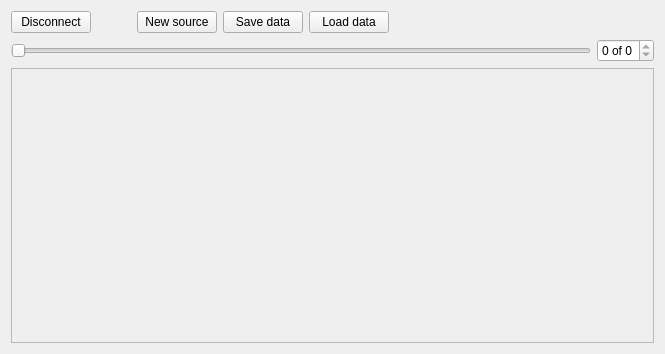
This is src/LorrisAnalyzer/lorrisanalyzer.ui in Tasssadar/Lorris as Qt 5 draws it before an edit. The edited form follows.
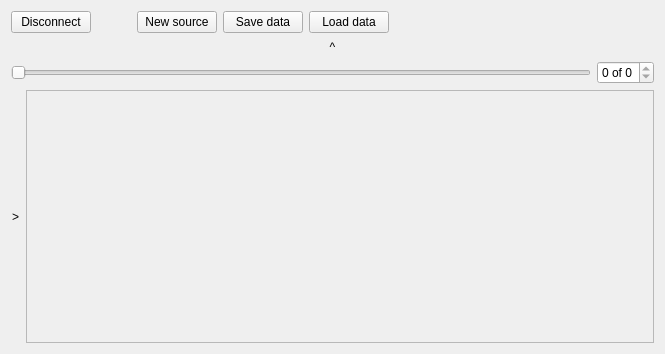
This is the edited form.

Commit message: [69] Add collapse option to LorrisAnalyzer, use ui-> instead of findChild where posible

```diff
--- a/src/LorrisAnalyzer/lorrisanalyzer.ui
+++ b/src/LorrisAnalyzer/lorrisanalyzer.ui
@@ -19,7 +19,7 @@
   <property name="windowTitle">
    <string>Form</string>
   </property>
-  <layout class="QVBoxLayout" name="leftVLayout" stretch="0,0,1">
+  <layout class="QVBoxLayout" name="leftVLayout" stretch="0,0,0,4">
    <item>
     <layout class="QHBoxLayout" name="horizontalLayout">
      <item>
@@ -81,6 +81,25 @@
      </item>
     </layout>
    </item>
+   <item>
+    <widget class="QPushButton" name="collapseTop">
+     <property name="sizePolicy">
+      <sizepolicy hsizetype="Expanding" vsizetype="Fixed">
+       <horstretch>0</horstretch>
+       <verstretch>0</verstretch>
+      </sizepolicy>
+     </property>
+     <property name="styleSheet">
+      <string notr="true">padding: 0px</string>
+     </property>
+     <property name="text">
+      <string notr="true">^</string>
+     </property>
+     <property name="flat">
+      <bool>true</bool>
+     </property>
+    </widget>
+   </item>
    <item>
     <layout class="QHBoxLayout" name="horizontalLayout_2">
      <item>
@@ -122,6 +141,25 @@
    </item>
    <item>
     <layout class="QHBoxLayout" name="bottomHLayout">
+     <item>
+      <widget class="QPushButton" name="collapseRight">
+       <property name="sizePolicy">
+        <sizepolicy hsizetype="Fixed" vsizetype="Expanding">
+         <horstretch>0</horstretch>
+         <verstretch>0</verstretch>
+        </sizepolicy>
+       </property>
+       <property name="styleSheet">
+        <string notr="true">padding: 0px</string>
+       </property>
+       <property name="text">
+        <string notr="true">&gt;</string>
+       </property>
+       <property name="flat">
+        <bool>true</bool>
+       </property>
+      </widget>
+     </item>
      <item>
       <layout class="QVBoxLayout" name="verticalLayout" stretch="0">
        <item>
@@ -134,8 +172,8 @@
            <rect>
             <x>0</x>
             <y>0</y>
-            <width>647</width>
-            <height>275</height>
+            <width>629</width>
+            <height>253</height>
            </rect>
           </property>
          </widget>
```
The commit also changes 13 other files.
